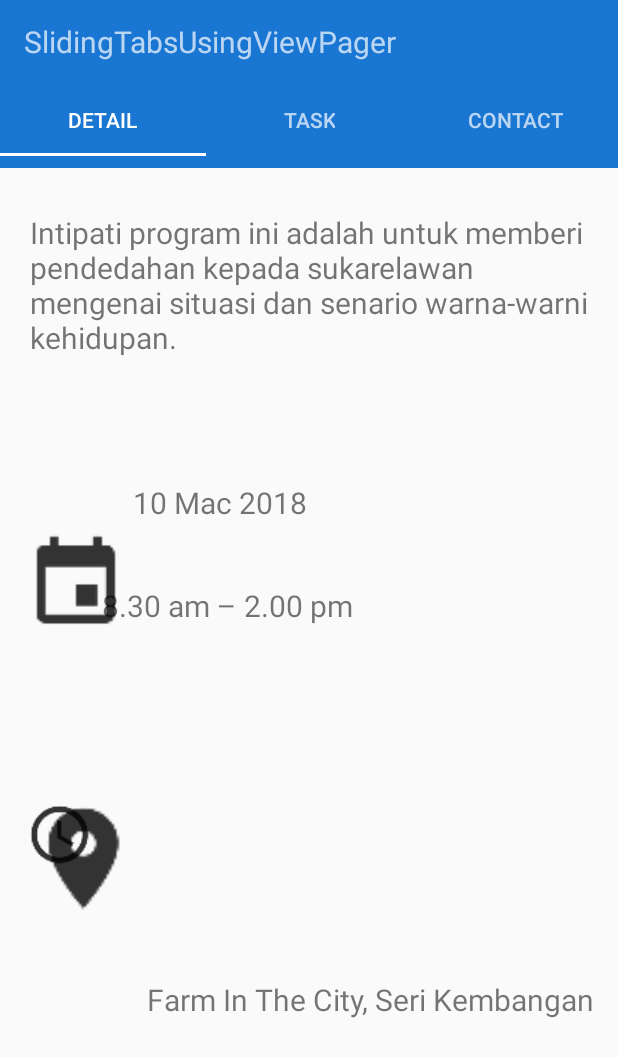
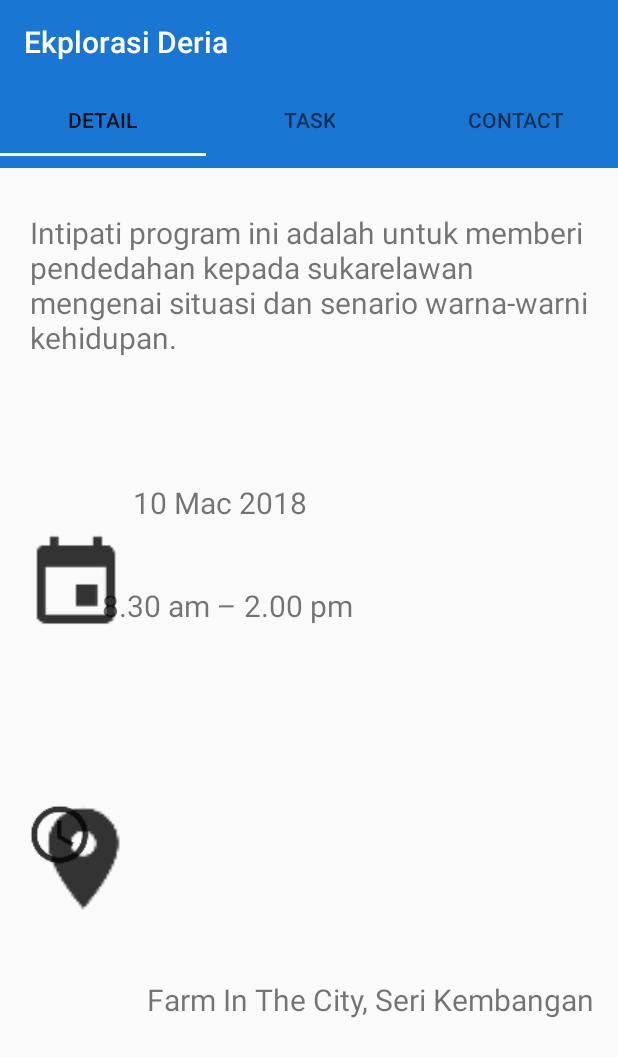
Before and after one commit to athirahnabila/SUKARELA2, an Android app: the MainActivity screen opened directly, with no data from a screen before it, after a tap on "Ekplorasi Deria", on a phone screen of 412 x 824 dp. Shown: the top 1057 px of the screen. Run offline under Robolectric (Android 15) with nearby library versions, the phone set to English and light mode, and no system bars; Roboto replaces fonts that are not available here.

Commit message:
exzray commit

```diff
--- a/app/src/main/java/com/example/robin/sukarela/EventActivity.java
+++ b/app/src/main/java/com/example/robin/sukarela/EventActivity.java
@@ -2,65 +2,66 @@ package com.example.robin.sukarela;
 
 import android.content.Intent;
 import android.net.Uri;
+import android.os.Bundle;
 import android.support.design.widget.TabLayout;
 import android.support.v4.view.ViewPager;
 import android.support.v7.app.AppCompatActivity;
-import android.os.Bundle;
-import android.widget.Toast;
+import android.support.v7.widget.Toolbar;
 
+import com.example.robin.sukarela.adapter.DetailAdapter;
 import com.example.robin.sukarela.event.ContactFragment;
-import com.example.robin.sukarela.adapter.PagerAdapter;
 import com.example.robin.sukarela.event.DetailsFragment;
 import com.example.robin.sukarela.event.TaskFragment;
+import com.example.robin.sukarela.main.HomeFragment;
+import com.example.robin.sukarela.model.Event;
 
-public class EventActivity extends AppCompatActivity implements DetailsFragment.OnFragmentInteractionListener,TaskFragment.OnFragmentInteractionListener,ContactFragment.OnFragmentInteractionListener{
+public class EventActivity extends AppCompatActivity implements DetailsFragment.OnFragmentInteractionListener, ContactFragment.OnFragmentInteractionListener, TaskFragment.OnFragmentInteractionListener {
 
+    Event mEvent;
+    DetailAdapter mAdapter;
+
+    private Toolbar mToolbar;
+    private ViewPager mViewPager;
+    private TabLayout mTabLayout;
 
     @Override
     protected void onCreate(Bundle savedInstanceState) {
         super.onCreate(savedInstanceState);
-        setContentView(R.layout.activity_details);
+        setContentView(R.layout.activity_event);
+
+        mTabLayout = findViewById(R.id.event_tab);
+        mViewPager = findViewById(R.id.event_pager);
+        mToolbar = findViewById(R.id.include_toolbar);
 
         Intent intent = getIntent();
         Bundle bundle = intent.getExtras();
 
-        if (bundle != null){
-            Toast.makeText(this, "position : " + bundle.getInt("position"), Toast.LENGTH_SHORT).show();
+        if (bundle != null) {
+            mAdapter = new DetailAdapter(getSupportFragmentManager());
+            mEvent = Event.EVENTS.get(bundle.getInt("position"));
         }
 
-
-
-        TabLayout tabLayout = (TabLayout)findViewById(R.id.tablayout);
-        tabLayout.addTab(tabLayout.newTab().setText("DETAIL"));
-        tabLayout.addTab(tabLayout.newTab().setText("TASK"));
-        tabLayout.addTab(tabLayout.newTab().setText("CONTACT"));
-        tabLayout.setTabGravity(TabLayout.GRAVITY_FILL);
-
-        final ViewPager viewPager = (ViewPager)findViewById(R.id.pager);
-        final PagerAdapter adapter = new PagerAdapter(getSupportFragmentManager(),tabLayout.getTabCount());
-        viewPager.setAdapter(adapter);
-        viewPager.setOnPageChangeListener(new TabLayout.TabLayoutOnPageChangeListener(tabLayout));
-
-        tabLayout.setOnTabSelectedListener(new TabLayout.OnTabSelectedListener() {
-            @Override
-            public void onTabSelected(TabLayout.Tab tab) {
-                viewPager.setCurrentItem(tab.getPosition());
-            }
-
-            @Override
-            public void onTabUnselected(TabLayout.Tab tab) {
-
-            }
-
-            @Override
-            public void onTabReselected(TabLayout.Tab tab) {
-
-            }
-        });
+        if (mEvent != null) {
+            setTitle(mEvent.getTitle());
+        }
     }
 
     @Override
-    public void onFragmentInteraction(Uri uri){
+    protected void onStart() {
+        super.onStart();
+
+        initUI();
+    }
+
+    private void initUI() {
+        setSupportActionBar(mToolbar);
+
+        mViewPager.setAdapter(mAdapter);
+        mTabLayout.setupWithViewPager(mViewPager);
+    }
+
+    @Override
+    public void onFragmentInteraction(Uri uri) {
 
     }
 }
--- a/app/src/main/java/com/example/robin/sukarela/MainActivity.java
+++ b/app/src/main/java/com/example/robin/sukarela/MainActivity.java
@@ -8,12 +8,10 @@ import android.support.v4.app.FragmentManager;
 import android.support.v7.app.AppCompatActivity;
 import android.support.v7.widget.Toolbar;
 import android.view.MenuItem;
-import android.widget.Toast;
 
 import com.example.robin.sukarela.main.HomeFragment;
 import com.example.robin.sukarela.main.JoinFragment;
 import com.example.robin.sukarela.main.ProfileFragment;
-import com.example.robin.sukarela.utility.Helper;
 
 public class MainActivity extends AppCompatActivity {
 
@@ -31,7 +29,7 @@ public class MainActivity extends AppCompatActivity {
         super.onCreate(savedInstanceState);
         setContentView(R.layout.activity_main);
 
-        mToolbar = findViewById(R.id.main_toolbar);
+        mToolbar = findViewById(R.id.include_toolbar);
         mBottomBar = findViewById(R.id.main_bottombar);
         mFragmentManager = getSupportFragmentManager();
     }
--- /dev/null
+++ b/app/src/main/java/com/example/robin/sukarela/adapter/DetailAdapter.java
@@ -0,0 +1,61 @@
+package com.example.robin.sukarela.adapter;
+
+import android.support.annotation.Nullable;
+import android.support.v4.app.Fragment;
+import android.support.v4.app.FragmentManager;
+import android.support.v4.app.FragmentStatePagerAdapter;
+
+import com.example.robin.sukarela.event.ContactFragment;
+import com.example.robin.sukarela.event.DetailsFragment;
+import com.example.robin.sukarela.event.TaskFragment;
+
+import java.util.ArrayList;
+import java.util.List;
+
+public class DetailAdapter extends FragmentStatePagerAdapter {
+
+    private List<Fragment> mFragments;
+    private List<String> mTitles;
+
+    private ContactFragment contactFragment;
+    private DetailsFragment detailsFragment;
+    private TaskFragment taskFragment;
+
+    public DetailAdapter(FragmentManager fm) {
+        super(fm);
+
+        initFragment();
+
+        mFragments = new ArrayList<>();
+        mFragments.add(detailsFragment);
+        mFragments.add(taskFragment);
+        mFragments.add(contactFragment);
+
+        mTitles = new ArrayList<>();
+        mTitles.add("Detail");
+        mTitles.add("Task");
+        mTitles.add("Contact");
+    }
+
+    private void initFragment(){
+        contactFragment = new ContactFragment();
+        detailsFragment = new DetailsFragment();
+        taskFragment = new TaskFragment();
+    }
+
+    @Override
+    public Fragment getItem(int i) {
+        return mFragments.get(i);
+    }
+
+    @Override
+    public int getCount() {
+        return mFragments.size();
+    }
+
+    @Nullable
+    @Override
+    public CharSequence getPageTitle(int position) {
+        return mTitles.get(position);
+    }
+}
--- a/app/src/main/java/com/example/robin/sukarela/adapter/EventAdapter.java
+++ b/app/src/main/java/com/example/robin/sukarela/adapter/EventAdapter.java
@@ -12,8 +12,6 @@ import android.widget.TextView;
 
 import com.example.robin.sukarela.R;
 import com.example.robin.sukarela.model.Event;
-
-import java.util.List;
 
 public class EventAdapter extends ArrayAdapter {
 
--- a/app/src/main/java/com/example/robin/sukarela/adapter/PagerAdapter.java
+++ /dev/null
@@ -1,42 +0,0 @@
-package com.example.robin.sukarela.adapter;
-
-import android.support.v4.app.Fragment;
-import android.support.v4.app.FragmentManager;
-import android.support.v4.app.FragmentStatePagerAdapter;
-
-import com.example.robin.sukarela.event.ContactFragment;
-import com.example.robin.sukarela.event.DetailsFragment;
-import com.example.robin.sukarela.event.TaskFragment;
-
-public class PagerAdapter extends FragmentStatePagerAdapter {
-
-
-    int mNoOfTabs;
-
-    public PagerAdapter(FragmentManager fm , int NumberOfTabs){
-
-        super(fm);
-        this.mNoOfTabs = NumberOfTabs;
-    }
-    @Override
-    public Fragment getItem(int position) {
-        switch(position) {
-            case 0:
-                DetailsFragment df = new DetailsFragment();
-                return df;
-            case 1:
-                TaskFragment tf = new TaskFragment();
-                return tf;
-            case 2:
-                ContactFragment cf = new ContactFragment();
-                return cf;
-            default:
-                return null;
-        }
-    }
-
-    @Override
-    public int getCount() {
-        return mNoOfTabs;
-    }
-}
--- a/app/src/main/res/layout/activity_details.xml
+++ /dev/null
@@ -1,45 +0,0 @@
-<?xml version="1.0" encoding="utf-8"?>
-<LinearLayout
-    xmlns:android="http://schemas.android.com/apk/res/android"
-    xmlns:app="http://schemas.android.com/apk/res-auto"
-    xmlns:tools="http://schemas.android.com/tools"
-    android:layout_width="match_parent"
-    android:layout_height="match_parent"
-    tools:context=".EventActivity"
-    android:orientation="vertical">
-
-    <android.support.v7.widget.Toolbar
-        android:layout_width="match_parent"
-        android:layout_height="wrap_content"
-        android:id="@+id/toolbar"
-        android:background="@color/colorPrimary"
-        android:minHeight="?android:attr/actionBarSize"
-        android:theme="@style/ThemeOverlay.AppCompat.Dark.ActionBar"
-        app:popupTheme="@style/ThemeOverlay.AppCompat.Light">
-
-        <TextView
-            android:layout_width="wrap_content"
-            android:layout_height="wrap_content"
-            android:text="SlidingTabsUsingViewPager"
-            android:textSize="20dp"/>
-
-
-    </android.support.v7.widget.Toolbar>
-
-    <android.support.design.widget.TabLayout
-        android:layout_width="match_parent"
-        android:layout_height="wrap_content"
-        android:id="@+id/tablayout"
-        android:background="@color/colorPrimary"
-        android:minHeight="?android:attr/actionBarSize"
-        android:theme="@style/ThemeOverlay.AppCompat.Dark.ActionBar">
-    </android.support.design.widget.TabLayout>
-
-    <android.support.v4.view.ViewPager
-        android:layout_width="match_parent"
-        android:layout_height="fill_parent"
-        android:id="@+id/pager">
-
-    </android.support.v4.view.ViewPager>
-
-</LinearLayout>
--- /dev/null
+++ b/app/src/main/res/layout/activity_event.xml
@@ -0,0 +1,27 @@
+<?xml version="1.0" encoding="utf-8"?>
+<RelativeLayout xmlns:android="http://schemas.android.com/apk/res/android"
+    xmlns:app="http://schemas.android.com/apk/res-auto"
+    xmlns:tools="http://schemas.android.com/tools"
+    android:layout_width="match_parent"
+    android:layout_height="match_parent"
+    android:orientation="vertical"
+    tools:context=".EventActivity">
+
+    <include
+        android:id="@+id/include_toolbar"
+        layout="@layout/my_toolbar" />
+
+    <android.support.design.widget.TabLayout
+        android:layout_below="@id/include_toolbar"
+        android:id="@+id/event_tab"
+        android:layout_width="match_parent"
+        android:layout_height="wrap_content"
+        android:background="@color/colorPrimary"
+        android:minHeight="?android:attr/actionBarSize"/>
+
+    <android.support.v4.view.ViewPager
+        android:id="@+id/event_pager"
+        android:layout_width="match_parent"
+        android:layout_below="@id/event_tab"
+        android:layout_height="match_parent"/>
+</RelativeLayout>
--- a/app/src/main/res/layout/activity_main.xml
+++ b/app/src/main/res/layout/activity_main.xml
@@ -7,22 +7,14 @@
     android:layout_height="match_parent"
     tools:context=".MainActivity">
 
-    <android.support.v7.widget.Toolbar
-        android:id="@+id/main_toolbar"
-        android:layout_width="match_parent"
-        android:layout_height="?attr/actionBarSize"
-        android:layout_alignParentTop="true"
-        android:background="?attr/colorPrimary"
-        android:theme="@style/ThemeOverlay.AppCompat.ActionBar"
-        app:popupTheme="@style/ThemeOverlay.AppCompat.Light"
-        app:titleTextColor="@color/white" />
+    <include android:id="@+id/include_toolbar" layout="@layout/my_toolbar"/>
 
     <FrameLayout
         android:id="@+id/content"
         android:layout_width="match_parent"
         android:layout_height="match_parent"
         android:layout_above="@id/main_bottombar"
-        android:layout_below="@id/main_toolbar" />
+        android:layout_below="@id/include_toolbar" />
 
     <android.support.design.widget.BottomNavigationView
         android:id="@+id/main_bottombar"
--- /dev/null
+++ b/app/src/main/res/layout/my_toolbar.xml
@@ -0,0 +1,10 @@
+<?xml version="1.0" encoding="utf-8"?>
+<android.support.v7.widget.Toolbar xmlns:android="http://schemas.android.com/apk/res/android"
+    xmlns:app="http://schemas.android.com/apk/res-auto"
+    android:layout_width="match_parent"
+    android:layout_height="?attr/actionBarSize"
+    android:layout_alignParentTop="true"
+    android:background="?attr/colorPrimary"
+    android:theme="@style/ThemeOverlay.AppCompat.ActionBar"
+    app:popupTheme="@style/ThemeOverlay.AppCompat.Light"
+    app:titleTextColor="@color/white" />
```
Also changed, not shown: app/src/main/java/com/example/robin/sukarela/main/HomeFragment.java (+5 -8 lines).
